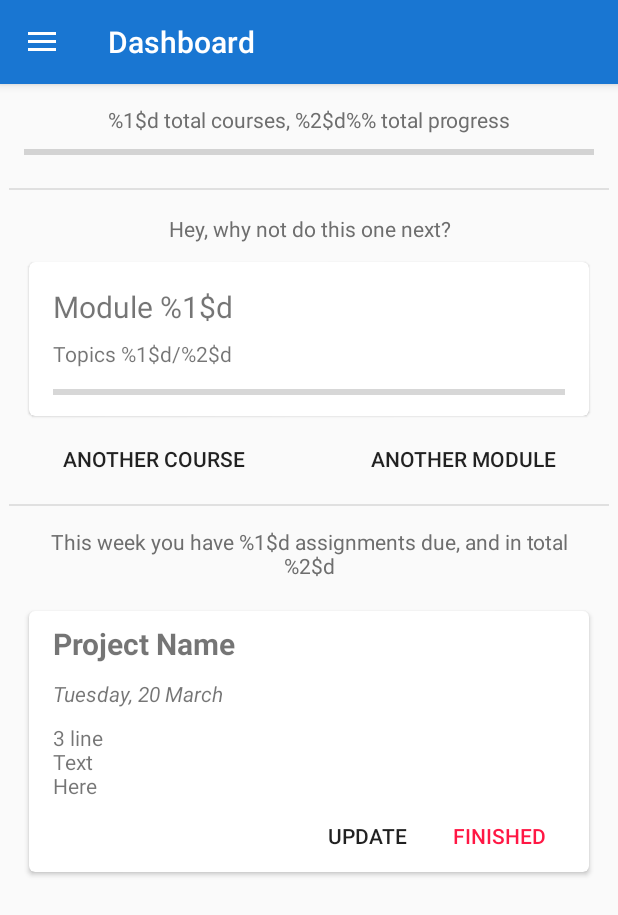
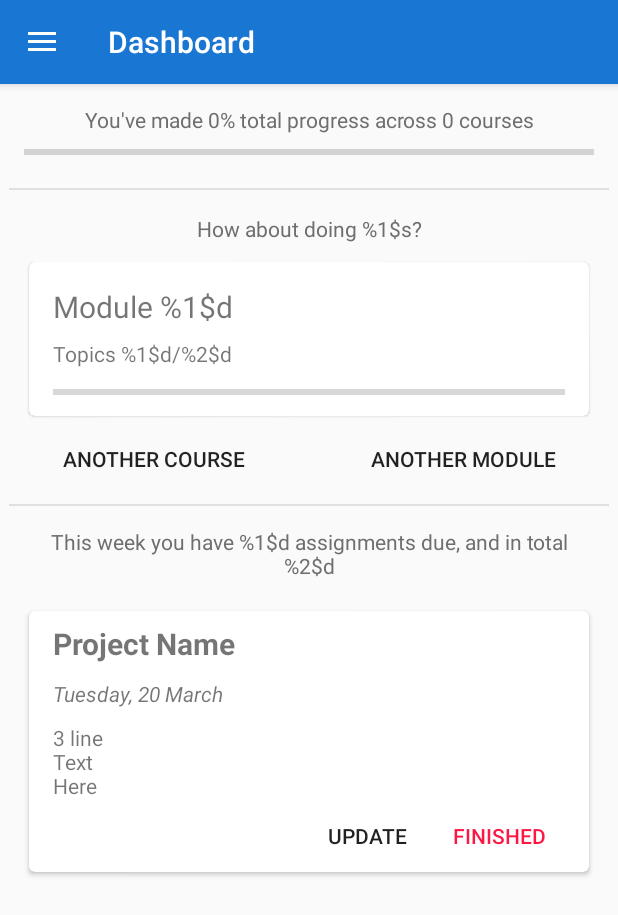
Before and after one commit to Zalarox/Routine, an Android app: the screen it shows after launch (MainActivity), on a phone screen of 412 x 824 dp. Shown: the top 915 px of the screen. Run offline under Robolectric (Android 15) with nearby library versions, the phone set to English and light mode, and no system bars.

Commit message:
* Made Dashboard more complete and functional

```diff
--- a/app/src/main/java/com/siddhant/routine/Utilities/DataManager.java
+++ b/app/src/main/java/com/siddhant/routine/Utilities/DataManager.java
@@ -73,6 +73,16 @@ public class DataManager {
         return courseList.size();
     }
 
+    public float getCourseTotalProgress() {
+        float progress = 0;
+        for(Course course : courseList) {
+            progress += course.getCourseProgress();
+        }
+        progress /= courseList.size();
+
+        return progress;
+    }
+
     public void addProject(Project project) {
         projectList.add(project);
     }
@@ -93,6 +103,14 @@ public class DataManager {
             }
         }
         return null;
+    }
+
+    public ArrayList<Project> getProjectList() {
+        return projectList;
+    }
+
+    public int getProjectListSize() {
+        return projectList.size();
     }
 
     public void updateProject(UUID uuid, Project newProject) {
--- a/app/src/main/java/com/siddhant/routine/ViewHolders/ModuleCardViewHolder.java
+++ b/app/src/main/java/com/siddhant/routine/ViewHolders/ModuleCardViewHolder.java
@@ -7,7 +7,6 @@ import android.content.SharedPreferences;
 import android.os.Build;
 import android.preference.PreferenceManager;
 import android.support.v4.app.ActivityOptionsCompat;
-import android.support.v4.content.ContextCompat;
 import android.support.v7.widget.CardView;
 import android.support.v7.widget.RecyclerView;
 import android.view.View;
@@ -16,7 +15,6 @@ import android.widget.ProgressBar;
 import android.widget.TextView;
 
 import com.siddhant.routine.R;
-import com.siddhant.routine.activities.MainActivity;
 import com.siddhant.routine.activities.ModuleUpdateActivity;
 import com.siddhant.routine.classes.Module;
 import com.siddhant.routine.utilities.DataManager;
@@ -41,10 +39,6 @@ public class ModuleCardViewHolder extends RecyclerView.ViewHolder implements Vie
         super(itemView);
         this.context = context;
         cardView = (CardView) itemView.findViewById(R.id.module_card_card_view);
-        int theme = Integer.parseInt(MainActivity.themeName);
-        if(theme > 2) {
-            cardView.setCardBackgroundColor(ContextCompat.getColor(context, R.color.colorDarkerGrey));
-        }
         cardView.setOnClickListener(this);
         title = (TextView) itemView.findViewById(R.id.module_card_title);
         totalTopics = (TextView) itemView.findViewById(R.id.module_card_total_topics);
--- a/app/src/main/java/com/siddhant/routine/fragments/DashboardFragment.java
+++ b/app/src/main/java/com/siddhant/routine/fragments/DashboardFragment.java
@@ -7,12 +7,17 @@ import android.support.v7.widget.CardView;
 import android.view.LayoutInflater;
 import android.view.View;
 import android.view.ViewGroup;
+import android.widget.ProgressBar;
+import android.widget.TextView;
 
 import com.siddhant.routine.R;
+import com.siddhant.routine.classes.Course;
 import com.siddhant.routine.classes.Module;
+import com.siddhant.routine.classes.Project;
 import com.siddhant.routine.utilities.DataManager;
 import com.siddhant.routine.utilities.SuggestionManager;
 import com.siddhant.routine.viewholders.ModuleCardViewHolder;
+import com.siddhant.routine.viewholders.ProjectViewHolder;
 
 /**
  * Created by Siddhant on 05-Mar-16.
@@ -22,9 +27,19 @@ public class DashboardFragment extends Fragment {
     SuggestionManager sm;
     DataManager dm;
     CardView moduleCardView;
+    CardView projectCardView;
 
+    TextView courseStats;
+    TextView suggestedCourseHint;
+    ProgressBar totalProgressBar;
+    TextView suggestedProjectHint;
+
+    Course course;
     Module module;
+    Project project;
+
     ModuleCardViewHolder moduleCardViewHolder;
+    ProjectViewHolder projectViewHolder;
 
     @Override
     public void onResume() {
@@ -46,13 +61,39 @@ public class DashboardFragment extends Fragment {
 
         sm = SuggestionManager.getInstance(getContext());
         dm = DataManager.getInstance(getContext());
+        courseStats = (TextView) v.findViewById(R.id.dashboard_stats);
         moduleCardView = (CardView) v.findViewById(R.id.module_card_card_view);
+        totalProgressBar = (ProgressBar) v.findViewById(R.id.total_progress_bar);
+        suggestedCourseHint = (TextView) v.findViewById(R.id.dashboard_next_course_hint);
 
-//        moduleCardViewHolder = new ModuleCardViewHolder(getContext(), moduleCardView);
-//        module = sm.getCourseSuggestion();
-//        if(module != null)
-//            moduleCardViewHolder.bind(module);
-//        moduleCardView.setOnClickListener(moduleCardViewHolder);
+        projectCardView = (CardView) v.findViewById(R.id.project_card);
+        suggestedProjectHint = (TextView) v.findViewById(R.id.dashboard_assignment_text);
+
+        int totalCourses = dm.getCourseListSize();
+        int totalProgress = (int) Math.floor(dm.getCourseTotalProgress()*100);
+        totalProgressBar.setProgress(totalProgress);
+        courseStats.setText(getString(R.string.dashboard_course_stats, totalProgress, totalCourses));
+
+        if(totalCourses > 0) {
+            moduleCardViewHolder = new ModuleCardViewHolder(getContext(), moduleCardView);
+            course = sm.getCourseSuggestion();
+            if (module != null)
+                moduleCardViewHolder.bind(module);
+            moduleCardView.setOnClickListener(moduleCardViewHolder);
+
+            suggestedCourseHint.setText(getString(R.string.dashboard_next_module_hint,
+                    course.getCourseName()));
+        }
+
+        int totalProjects = dm.getProjectListSize();
+        if(totalProjects > 0) {
+            project = sm.getProjectSuggestion();
+            projectViewHolder = new ProjectViewHolder(projectCardView);
+            projectViewHolder.bindProject(project);
+
+            suggestedProjectHint.setText(getString(R.string.dashboard_assignment_text,
+                    totalProjects, totalProjects));
+        }
 
         return v;
     }
--- a/app/src/main/res/layout/fragment_dashboard.xml
+++ b/app/src/main/res/layout/fragment_dashboard.xml
@@ -26,7 +26,7 @@
         android:layout_marginRight="16dp"
         android:layout_marginBottom="16dp"
         style="@style/Widget.AppCompat.ProgressBar.Horizontal"
-        android:max="10000"/>
+        android:max="100"/>
 
     <View
         android:layout_width="match_parent"
@@ -36,6 +36,7 @@
         android:background="@color/colorLowOpacityGrey"/>
 
     <TextView
+        android:id="@+id/dashboard_next_course_hint"
         android:layout_width="match_parent"
         android:layout_height="wrap_content"
         android:gravity="center"
--- a/app/src/main/res/values/strings.xml
+++ b/app/src/main/res/values/strings.xml
@@ -28,12 +28,12 @@
     <string name="course_linked">Linked to a course</string>
     <string name="no_due_date">No due date</string>
     <string name="notes">Notes</string>
-    <string name="dashboard_course_stats">%1$d total courses, %2$d%% total progress</string>
+    <string name="dashboard_course_stats">You\'ve made %1$d%% total progress across %2$d courses</string>
     <string name="another_course_button">Another course</string>
     <string name="another_module_button">Another module</string>
     <string name="dashboard_assignment_text">This week you have %1$d assignments due,
         and in total %2$d</string>
-    <string name="dashboard_next_module_hint">Hey, why not do this one next?</string>
+    <string name="dashboard_next_module_hint">How about doing %1$s?</string>
     <string name="project_name_placeholder">Project Name</string>
     <string name="project_date_placeholder">Tuesday, 20 March</string>
     <string name="project_notes_placeholder">3 line\nText\nHere</string>
```
Also changed, not shown: app/src/main/java/com/siddhant/routine/Utilities/SuggestionManager.java (+8 -10 lines), app/src/main/java/com/siddhant/routine/ViewHolders/ProjectViewHolder.java (+24 -0 lines), app/src/main/res/layout/module_update_card.xml (+5 -3 lines).
